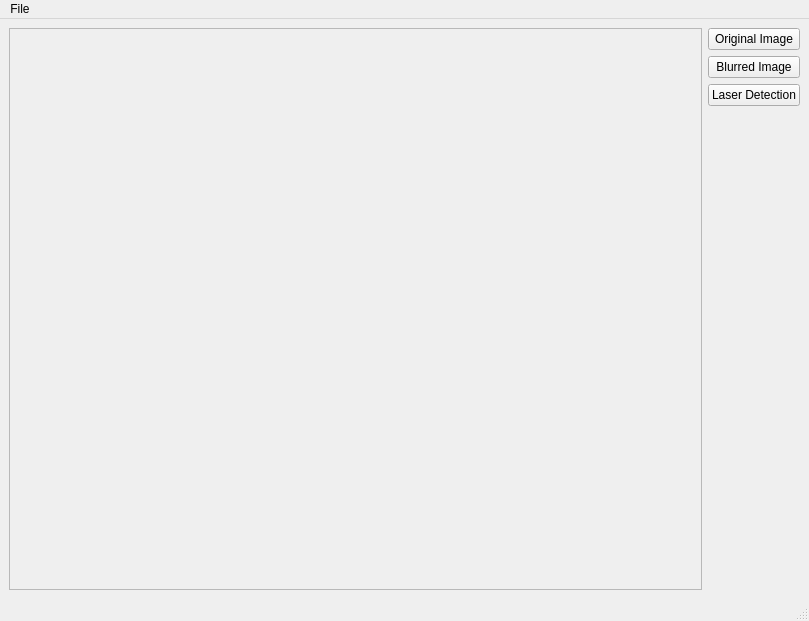
The window that BookCorrection/ui/MainWindow.ui (anozaki/LaserBookDewarp) describes before a commit, drawn with Qt 5.
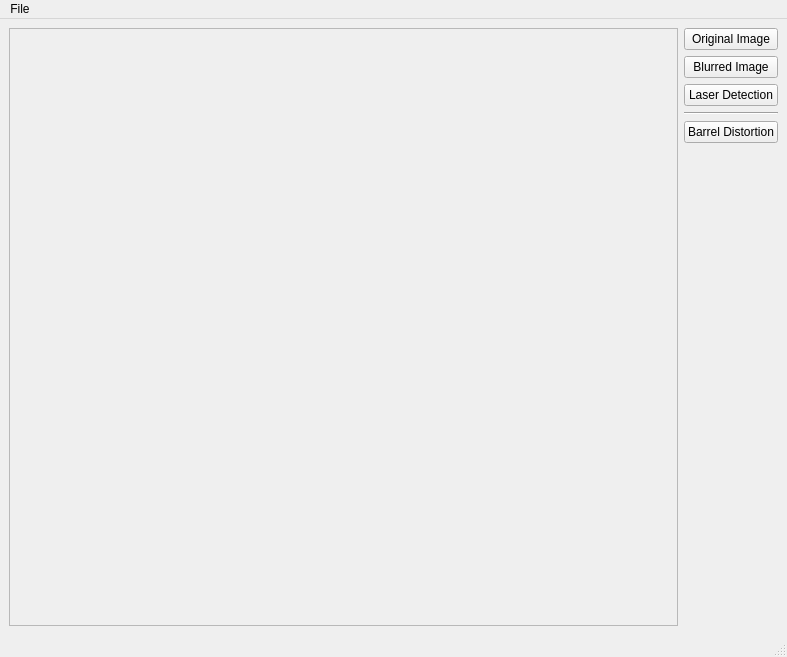
The same window after the commit.

Commit message: Adding barrel correction code.

Diff of the .ui file:
```diff
--- a/BookCorrection/ui/MainWindow.ui
+++ b/BookCorrection/ui/MainWindow.ui
@@ -6,8 +6,8 @@
    <rect>
     <x>0</x>
     <y>0</y>
-    <width>809</width>
-    <height>621</height>
+    <width>787</width>
+    <height>657</height>
    </rect>
   </property>
   <property name="windowTitle">
@@ -25,8 +25,8 @@
         <rect>
          <x>0</x>
          <y>0</y>
-         <width>633</width>
-         <height>552</height>
+         <width>605</width>
+         <height>588</height>
         </rect>
        </property>
        <layout class="QHBoxLayout" name="horizontalLayout_2">
@@ -64,6 +64,20 @@
         </property>
        </widget>
       </item>
+      <item>
+       <widget class="Line" name="line">
+        <property name="orientation">
+         <enum>Qt::Horizontal</enum>
+        </property>
+       </widget>
+      </item>
+      <item>
+       <widget class="QPushButton" name="barrelDistortionButton">
+        <property name="text">
+         <string>Barrel Distortion</string>
+        </property>
+       </widget>
+      </item>
       <item>
        <spacer name="verticalSpacer">
         <property name="orientation">
@@ -86,7 +100,7 @@
     <rect>
      <x>0</x>
      <y>0</y>
-     <width>809</width>
+     <width>787</width>
      <height>22</height>
     </rect>
    </property>
```
The commit also changes 21 other files.
